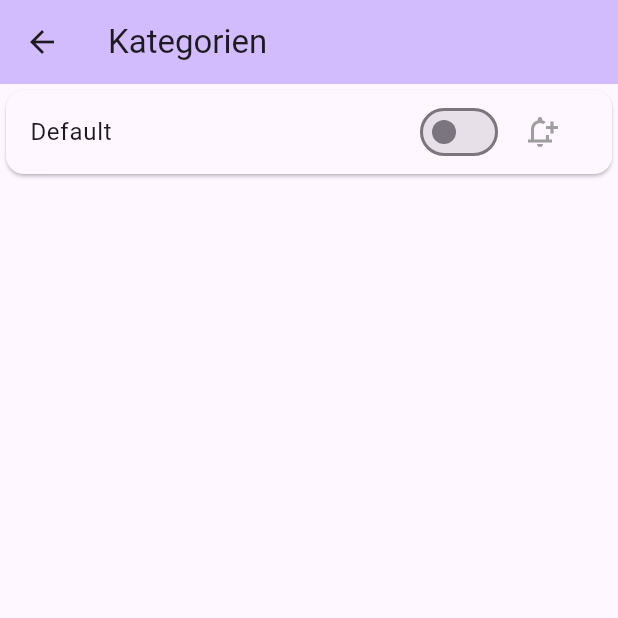
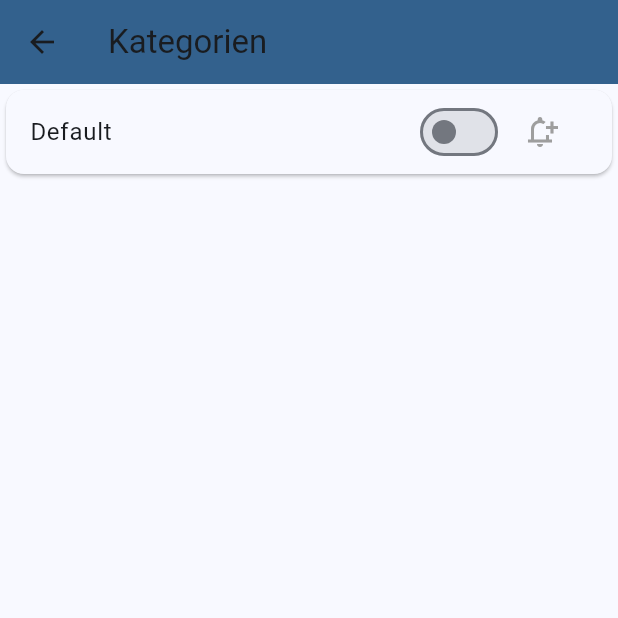
Before and after one commit to schmm87/gmd_app, a Flutter app: the screen it shows after launch, after a tap on the "settings" icon, on a phone screen of 412 x 824 dp, the top half of it. Run offline on Flutter 3.47's test engine with Material 3 defaults, Android fonts, the phone set to English and light mode, and no system bars; our stand-ins replace firebase_auth, firebase_core, firebase_database, firebase_messaging, flutter_local_notifications, flutter_svg and 1 more; accounts and stored records are empty; network calls fail.

```diff
--- a/lib/main.dart
+++ b/lib/main.dart
@@ -89,25 +89,12 @@ class MyApp extends StatelessWidget {
   // This widget is the root of your application.
   @override
   Widget build(BuildContext context) {
+
+    final Color appBarColor = Color(0xFF0c5082);
+
     return MaterialApp(
       title: 'Flutter Demo',
-      theme: ThemeData(
-        // This is the theme of your application.
-        //
-        // TRY THIS: Try running your application with "flutter run". You'll see
-        // the application has a purple toolbar. Then, without quitting the app,
-        // try changing the seedColor in the colorScheme below to Colors.green
-        // and then invoke "hot reload" (save your changes or press the "hot
-        // reload" button in a Flutter-supported IDE, or press "r" if you used
-        // the command line to start the app).
-        //
-        // Notice that the counter didn't reset back to zero; the application
-        // state is not lost during the reload. To reset the state, use hot
-        // restart instead.
-        //
-        // This works for code too, not just values: Most code changes can be
-        // tested with just a hot reload.
-        colorScheme: ColorScheme.fromSeed(seedColor: Colors.deepPurple),
+      theme: ThemeData(colorScheme: ColorScheme.fromSeed(seedColor: appBarColor),
         useMaterial3: true,
       ),
       //home: const PostListView(title: 'Flutter Demo Home Page'),
@@ -116,7 +103,7 @@ class MyApp extends StatelessWidget {
           switch (routeSettings.name) {
             case PostListView.routeName:
               return const PostListView(
-                title: "News von Musterstadt",
+                title: "News aus Ufhusen",
               );
             case CategoryListView.routeName:
               return const CategoryListView(
@@ -124,7 +111,7 @@ class MyApp extends StatelessWidget {
               );
             default:
               return const PostListView(
-                title: "News von Musterstadt",
+                title: "News aus Ufhusen",
               );
           }
         });
--- a/lib/screens/category_list_view.dart
+++ b/lib/screens/category_list_view.dart
@@ -19,12 +19,9 @@ class _CategoryListViewState extends State<CategoryListView> {
   Widget build(BuildContext context) {
     return Scaffold(
         appBar: AppBar(
-          // TRY THIS: Try changing the color here to a specific color (to
-          // Colors.amber, perhaps?) and trigger a hot reload to see the AppBar
-          // change color while the other colors stay the same.
-          backgroundColor: Theme.of(context).colorScheme.inversePrimary,
-          // Here we take the value from the MyHomePage object that was created by
-          // the App.build method, and use it to set our appbar title.
+
+          backgroundColor: Theme.of(context).colorScheme.primary,
+
           title: Text(widget.title),
         ),
         body: Consumer<CategoryProvider>(
--- a/lib/screens/post_list_view.dart
+++ b/lib/screens/post_list_view.dart
@@ -1,4 +1,5 @@
 import 'package:flutter/material.dart';
+import 'package:flutter_svg/flutter_svg.dart';
 import 'package:gmd_app/screens/category_list_view.dart';
 import 'package:provider/provider.dart';
 
@@ -24,10 +25,14 @@ class _PostListViewState extends State<PostListView> {
           // TRY THIS: Try changing the color here to a specific color (to
           // Colors.amber, perhaps?) and trigger a hot reload to see the AppBar
           // change color while the other colors stay the same.
-          backgroundColor: Theme.of(context).colorScheme.inversePrimary,
+          backgroundColor: Theme.of(context).colorScheme.primary,
+          foregroundColor: Colors.white,
           // Here we take the value from the MyHomePage object that was created by
           // the App.build method, and use it to set our appbar title.
-          title: Text(widget.title),
+          title: Row(children: [
+            SvgPicture.asset('assets/logo.svg', height:30),
+            SizedBox(width: 10), // Abstand zwischen Logo und Titel
+            Text(widget.title)],) ,
           actions: [
             IconButton(
               icon: const Icon(Icons.settings),
--- a/pubspec.yaml
+++ b/pubspec.yaml
@@ -41,6 +41,7 @@ dependencies:
   firebase_auth: ^4.19.5
   firebase_database: ^10.5.5
   firebase_messaging: ^14.9.3
+  flutter_svg: ^2.0.7
 
 
 dev_dependencies:
@@ -64,6 +65,8 @@ flutter:
   # included with your application, so that you can use the icons in
   # the material Icons class.
   uses-material-design: true
+  assets:
+      - assets/logo.svg
 
   # To add assets to your application, add an assets section, like this:
   # assets:
```
Also changed, not shown: assets/logo-trp.png (added), assets/logo.png (added), assets/logo.svg (added), pubspec.lock, 5 other files.
